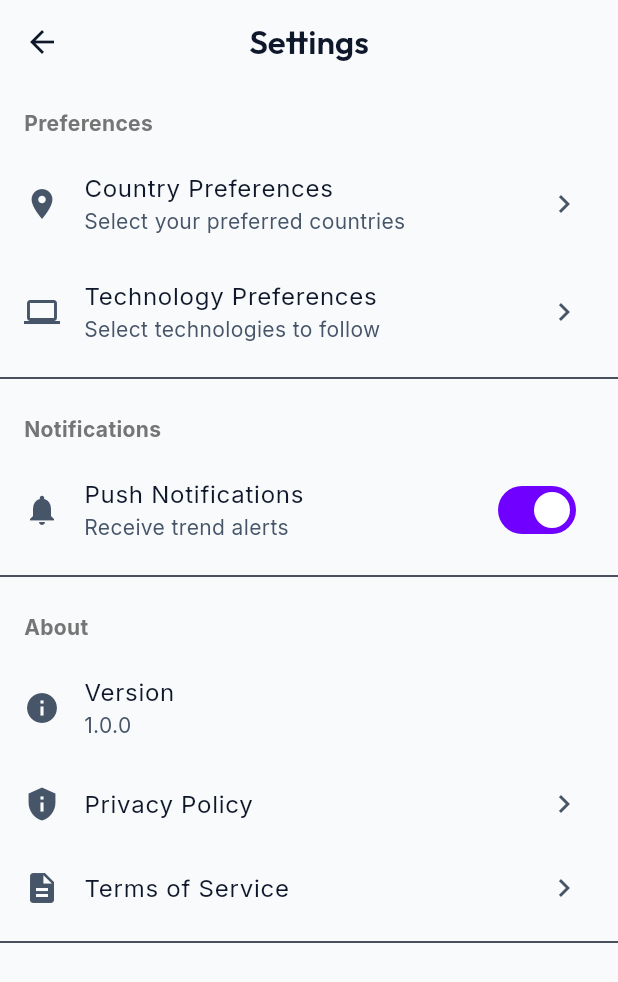
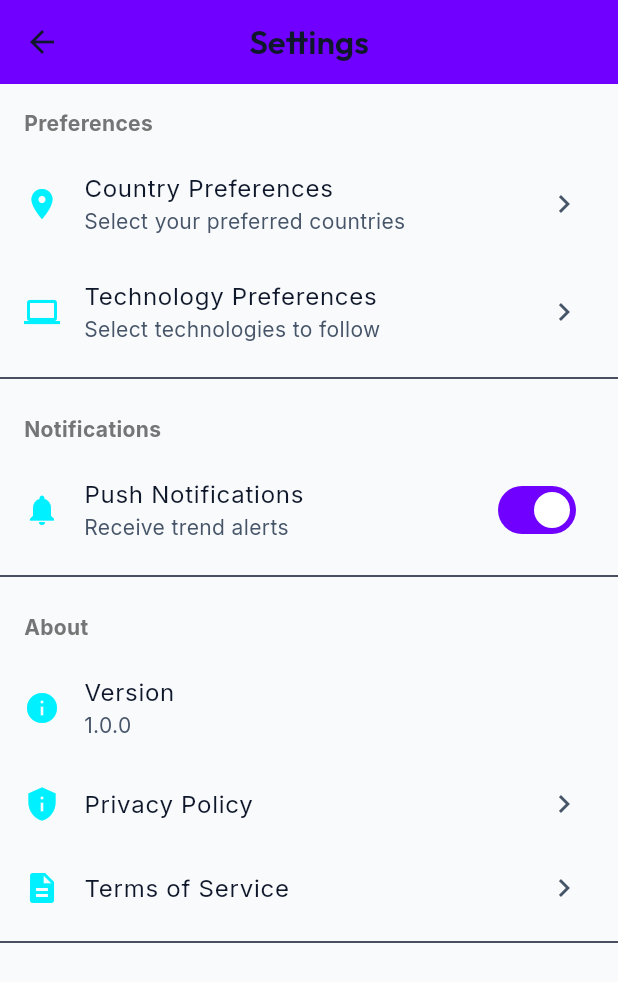
Before and after one commit to vprgupta/TrendX-1, a Flutter app: the SettingsScreen screen opened directly, on a phone screen of 412 x 824 dp. Shown: the top 982 px of the screen. Run offline on Flutter 3.47's test engine with Material 3 defaults, Android fonts, the phone set to English and light mode, and no system bars; our stand-ins replace flutter_animate, flutter_riverpod, flutter_svg, get_it, google_fonts, image_picker and 6 more; accounts and stored records are empty.

Commit message:
phas2 production readiness

```diff
--- a/frontend_app/lib/features/settings/view/settings_screen.dart
+++ b/frontend_app/lib/features/settings/view/settings_screen.dart
@@ -9,7 +9,7 @@ class SettingsScreen extends StatelessWidget {
     return Scaffold(
       appBar: AppBar(
         title: const Text('Settings'),
-        backgroundColor: AppTheme.primaryColor,
+        backgroundColor: AppTheme.violet,
       ),
       body: ListView(
         children: [
@@ -18,7 +18,7 @@ class SettingsScreen extends StatelessWidget {
             'Preferences',
             [
               ListTile(
-                leading: Icon(Icons.location_on, color: AppTheme.accentColor),
+                leading: Icon(Icons.location_on, color: AppTheme.cyan),
                 title: const Text('Country Preferences'),
                 subtitle: const Text('Select your preferred countries'),
                 trailing: const Icon(Icons.chevron_right),
@@ -27,7 +27,7 @@ class SettingsScreen extends StatelessWidget {
                 },
               ),
               ListTile(
-                leading: Icon(Icons.computer, color: AppTheme.accentColor),
+                leading: Icon(Icons.computer, color: AppTheme.cyan),
                 title: const Text('Technology Preferences'),
                 subtitle: const Text('Select technologies to follow'),
                 trailing: const Icon(Icons.chevron_right),
@@ -42,7 +42,7 @@ class SettingsScreen extends StatelessWidget {
             'Notifications',
             [
               SwitchListTile(
-                secondary: Icon(Icons.notifications, color: AppTheme.accentColor),
+                secondary: Icon(Icons.notifications, color: AppTheme.cyan),
                 title: const Text('Push Notifications'),
                 subtitle: const Text('Receive trend alerts'),
                 value: true,
@@ -57,12 +57,12 @@ class SettingsScreen extends StatelessWidget {
             'About',
             [
               ListTile(
-                leading: Icon(Icons.info, color: AppTheme.accentColor),
+                leading: Icon(Icons.info, color: AppTheme.cyan),
                 title: const Text('Version'),
                 subtitle: const Text('1.0.0'),
               ),
               ListTile(
-                leading: Icon(Icons.privacy_tip, color: AppTheme.accentColor),
+                leading: Icon(Icons.privacy_tip, color: AppTheme.cyan),
                 title: const Text('Privacy Policy'),
                 trailing: const Icon(Icons.chevron_right),
                 onTap: () {
@@ -73,7 +73,7 @@ class SettingsScreen extends StatelessWidget {
                 },
               ),
               ListTile(
-                leading: Icon(Icons.description, color: AppTheme.accentColor),
+                leading: Icon(Icons.description, color: AppTheme.cyan),
                 title: const Text('Terms of Service'),
                 trailing: const Icon(Icons.chevron_right),
                 onTap: () {
```
Also changed, not shown: frontend_app/lib/core/services/saved_trends_service.dart (+46 -1 lines).
